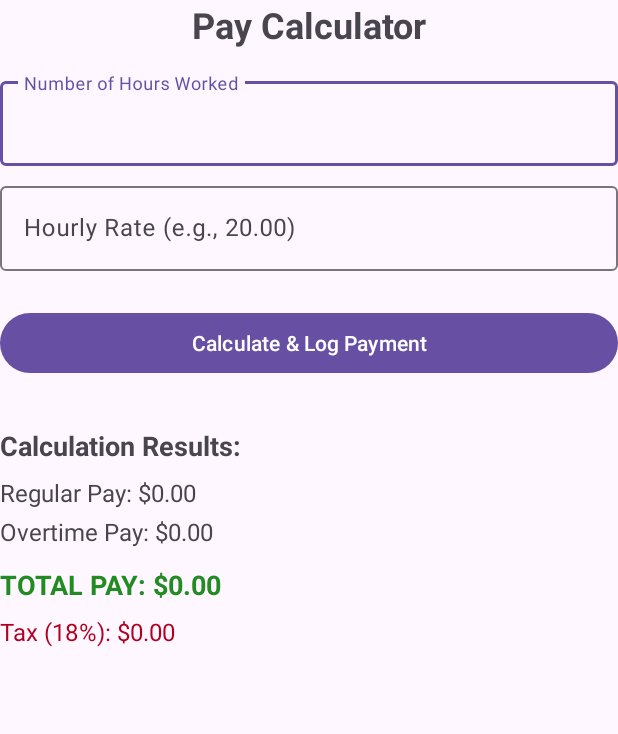
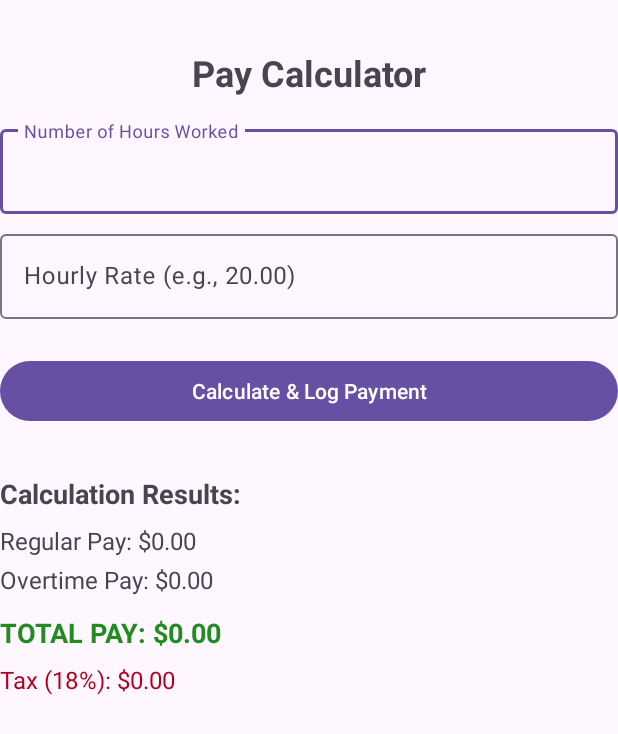
Before and after one commit to Infinitewumbo/A1_Patrick_Millares, an Android app: the screen it shows after launch (MainActivity), on a phone screen of 412 x 824 dp. Shown: the top 734 px of the screen. Run offline under Robolectric (Android 15) with nearby library versions, the phone set to English and light mode, and no system bars.

Commit message:
added margins activity_main.xml

```diff
--- a/app/src/main/res/layout/activity_main.xml
+++ b/app/src/main/res/layout/activity_main.xml
@@ -17,7 +17,10 @@
         android:textAlignment="center"
         app:layout_constraintTop_toTopOf="parent"
         app:layout_constraintStart_toStartOf="parent"
-        app:layout_constraintEnd_toEndOf="parent"/>
+        app:layout_constraintEnd_toEndOf="parent"
+        android:layout_marginTop="32dp"
+        android:layout_marginBottom="32dp"
+        />
 
 
 
```
